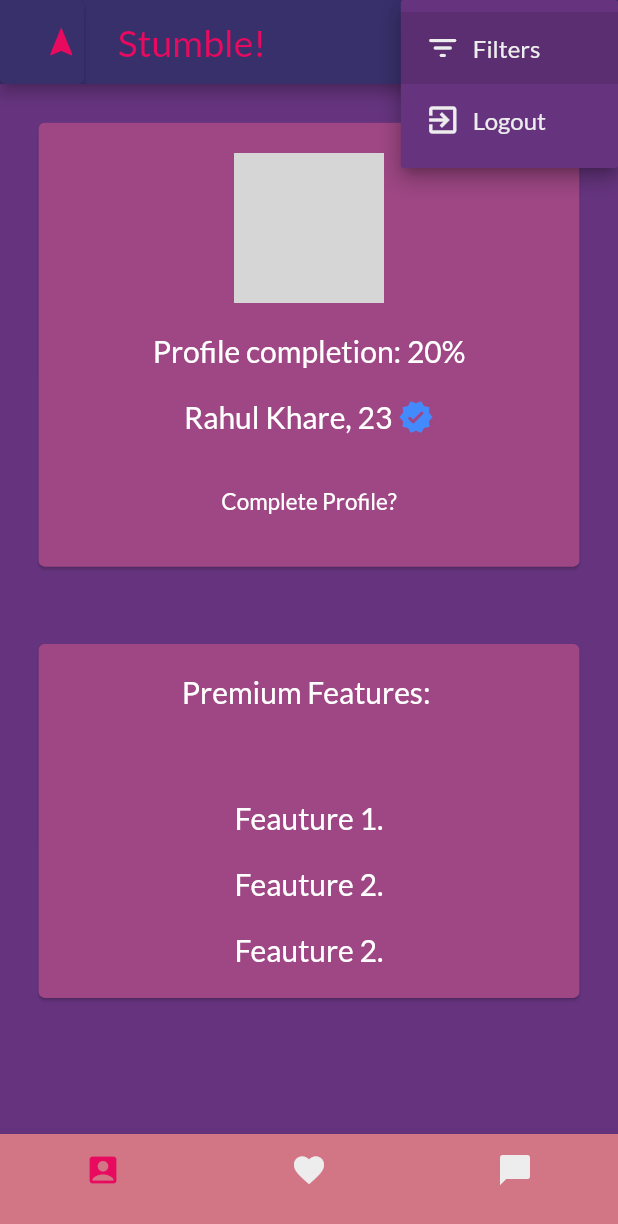
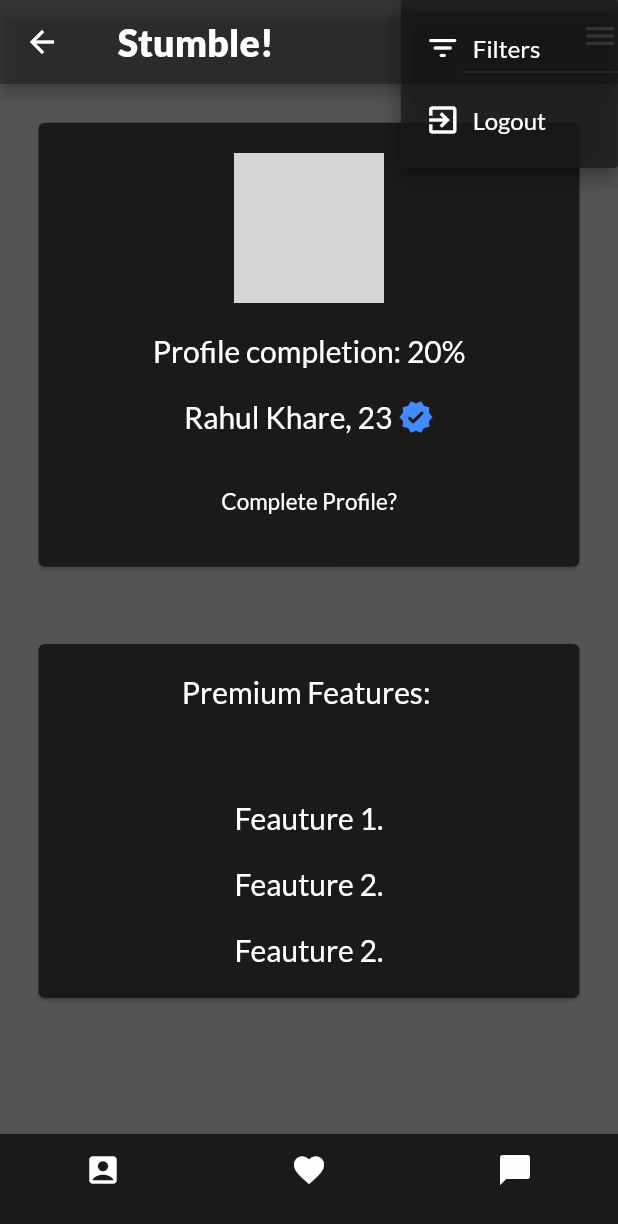
Before and after one commit to sarthakagrawal927/stumble-app, a Flutter app: the MatchesAndChatsScreen screen opened by its route, after a tap on the "menu" icon, on a phone screen of 412 x 824 dp. Shown: the top 1224 px of the screen. Run offline on Flutter 3.47's test engine with Material 2 defaults, Android fonts, the phone set to English and light mode, and no system bars; our stand-ins replace flutter_otp_text_field, flutter_secure_storage, google_fonts, image_picker, intl_phone_number_input, logger and 1 more; missing offline and left inert: chucker_flutter; accounts and stored records are empty; network calls fail; grey boxes are pictures that could not be loaded.

Commit message:
Changed theme.

```diff
--- a/lib/constants.dart
+++ b/lib/constants.dart
@@ -8,17 +8,17 @@ enum SwipeType { swipe, comment, nicheSelection }
 
 const authKey = "authToken";
 
-const Color backgroundColor = Color.fromRGBO(102, 52, 127, 1);
+const Color backgroundColor = Color.fromRGBO(26, 26, 26, 0.75);
 
-const Color widgetColor = Color.fromRGBO(158, 71, 132, 1);
+const Color widgetColor = Color.fromRGBO(26, 26, 26, 1);
 
-const Color headingColor = Color.fromRGBO(231, 10, 95, 1);
+const Color headingColor = Color.fromRGBO(255, 254, 253, 1);
 
-const Color topAppBarColor = Color.fromRGBO(55, 48, 107, 1);
+const Color topAppBarColor = Color.fromRGBO(26, 26, 26, 0.5);
 
-const Color bottomAppBarColor = Color.fromRGBO(210, 118, 133, 1);
+const Color bottomAppBarColor = Color.fromRGBO(26, 26, 26, 1);
 
-const whiteColor = Color.fromRGBO(237, 237, 237, 1);
+const whiteColor = Color.fromRGBO(255, 254, 253, 1);
 
 enum ActivityType { like, dislike, match, unmatch }
 
--- a/lib/screens/swiping_screen.dart
+++ b/lib/screens/swiping_screen.dart
@@ -219,6 +219,7 @@ class _SwipingScreenState extends State<SwipingScreen> {
                 style: TextStyle(
                   fontSize: 25,
                   color: headingColor,
+                  fontWeight: FontWeight.w900,
                 ),
               ),
             )),
--- a/lib/widgets/swipe_screen_background.dart
+++ b/lib/widgets/swipe_screen_background.dart
@@ -15,12 +15,6 @@ class BackgroudCurveWidget extends StatelessWidget {
             bottomRight: Radius.circular(64),
           ),
         ),
-        gradient: LinearGradient(
-          colors: <Color>[
-            Color.fromRGBO(102, 52, 127, 1),
-            Color.fromRGBO(102, 52, 127, 0.5),
-          ],
-        ),
       ),
       child: Container(),
     );
--- a/lib/widgets/top_app_bar.dart
+++ b/lib/widgets/top_app_bar.dart
@@ -14,20 +14,6 @@ class TopAppBar extends StatelessWidget implements PreferredSizeWidget {
         MediaQuery.of(context).size.height / 16,
       ),
       child: AppBar(
-        leading: ElevatedButton(
-          style: ElevatedButton.styleFrom(
-            padding:
-                EdgeInsets.only(left: MediaQuery.of(context).size.width / 16),
-            backgroundColor: topAppBarColor,
-          ),
-          onPressed: () {
-            // Call location API here.
-          },
-          child: const Icon(
-            Icons.navigation_sharp,
-            color: headingColor,
-          ),
-        ),
         actions: [
           DropdownButton(
             dropdownColor: backgroundColor,
@@ -75,7 +61,7 @@ class TopAppBar extends StatelessWidget implements PreferredSizeWidget {
             },
             icon: const Icon(
               Icons.menu,
-              color: topAppBarColor,
+              color: headingColor,
             ),
           ),
         ],
@@ -86,9 +72,7 @@ class TopAppBar extends StatelessWidget implements PreferredSizeWidget {
           child: const Text(
             'Stumble!',
             style: TextStyle(
-              fontSize: 25,
-              color: headingColor,
-            ),
+                fontSize: 25, color: headingColor, fontWeight: FontWeight.w900),
           ),
         ),
       ),
```
